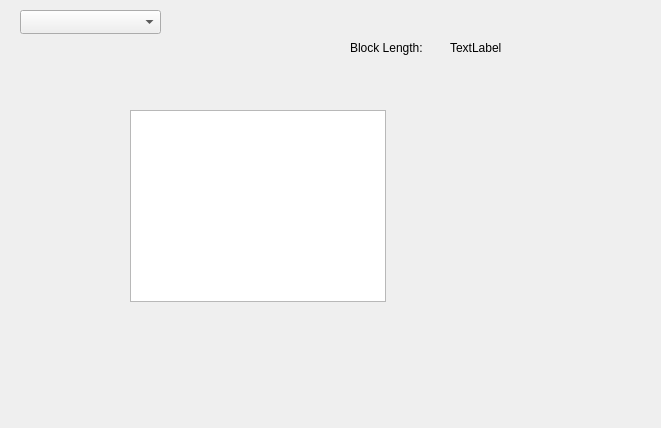
Before: the Qt Designer form TrackModel/trackmodeldisplay.ui in marmysl/ece1140, drawn with Qt 5.
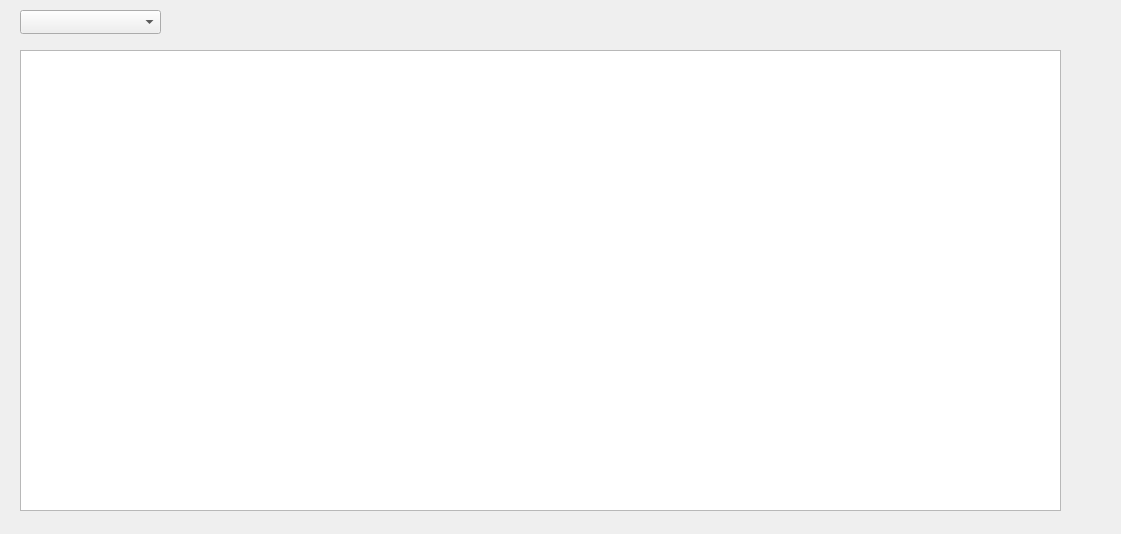
After: the same form once the commit is applied.

Commit message: Add block list data model and connect to UI

What changed in the file:
```diff
--- a/TrackModel/trackmodeldisplay.ui
+++ b/TrackModel/trackmodeldisplay.ui
@@ -6,49 +6,13 @@
    <rect>
     <x>0</x>
     <y>0</y>
-    <width>661</width>
-    <height>428</height>
+    <width>1121</width>
+    <height>534</height>
    </rect>
   </property>
   <property name="windowTitle">
    <string>Track Model</string>
   </property>
-  <widget class="QListView" name="blockListView">
-   <property name="geometry">
-    <rect>
-     <x>130</x>
-     <y>110</y>
-     <width>256</width>
-     <height>192</height>
-    </rect>
-   </property>
-  </widget>
-  <widget class="QLabel" name="blockLenLabel">
-   <property name="geometry">
-    <rect>
-     <x>450</x>
-     <y>40</y>
-     <width>55</width>
-     <height>16</height>
-    </rect>
-   </property>
-   <property name="text">
-    <string>TextLabel</string>
-   </property>
-  </widget>
-  <widget class="QLabel" name="label">
-   <property name="geometry">
-    <rect>
-     <x>350</x>
-     <y>40</y>
-     <width>81</width>
-     <height>16</height>
-    </rect>
-   </property>
-   <property name="text">
-    <string>Block Length:</string>
-   </property>
-  </widget>
   <widget class="QComboBox" name="regionComboBox">
    <property name="geometry">
     <rect>
@@ -59,6 +23,16 @@
     </rect>
    </property>
   </widget>
+  <widget class="QTableView" name="blocktableView">
+   <property name="geometry">
+    <rect>
+     <x>20</x>
+     <y>50</y>
+     <width>1041</width>
+     <height>461</height>
+    </rect>
+   </property>
+  </widget>
  </widget>
  <resources/>
  <connections/>
```
The commit also changes 7 other files.
